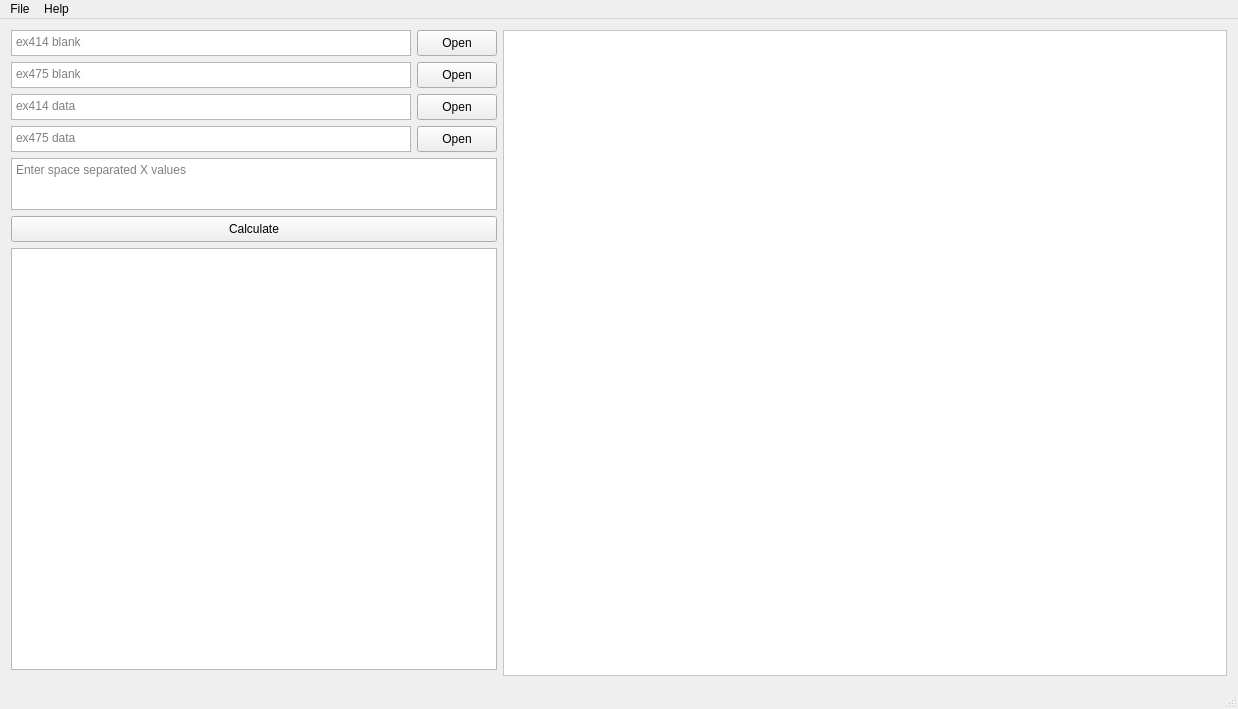
Qt form GUI/mainwindow.ui (cheripai/FretAnalyzer) before a commit.
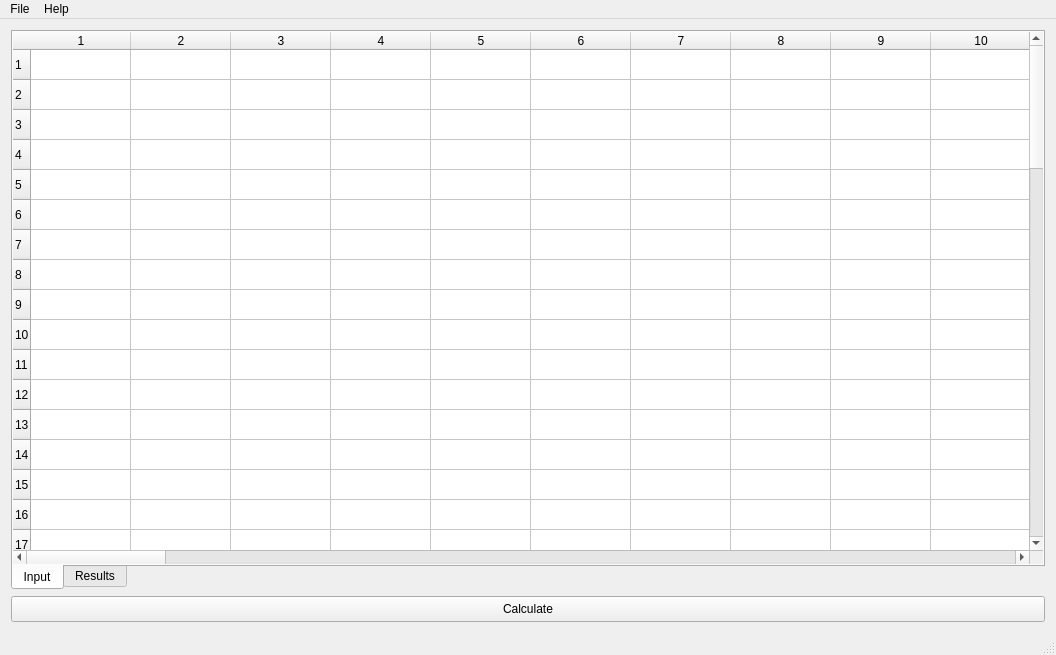
The same form after that commit.

Commit message: Completed 2. GUI has grid and tabview

The edit to the form file:
```diff
--- a/GUI/mainwindow.ui
+++ b/GUI/mainwindow.ui
@@ -6,310 +6,305 @@
    <rect>
     <x>0</x>
     <y>0</y>
-    <width>1238</width>
-    <height>709</height>
+    <width>1056</width>
+    <height>655</height>
    </rect>
   </property>
+  <property name="minimumSize">
+   <size>
+    <width>960</width>
+    <height>540</height>
+   </size>
+  </property>
   <property name="windowTitle">
    <string>FretAnalyzer</string>
   </property>
   <widget class="QWidget" name="centralWidget">
-   <layout class="QGridLayout" name="gridLayout_2">
-    <item row="0" column="1" rowspan="5">
-     <widget class="QLabel" name="plotFrame">
-      <property name="minimumSize">
-       <size>
-        <width>200</width>
-        <height>532</height>
-       </size>
-      </property>
-      <property name="autoFillBackground">
-       <bool>false</bool>
-      </property>
-      <property name="styleSheet">
-       <string notr="true">background-color: rgb(255, 255, 255);</string>
-      </property>
-      <property name="frameShape">
-       <enum>QFrame::StyledPanel</enum>
-      </property>
-      <property name="text">
-       <string/>
-      </property>
-      <property name="scaledContents">
-       <bool>true</bool>
-      </property>
-      <property name="margin">
-       <number>100</number>
-      </property>
-     </widget>
-    </item>
+   <property name="minimumSize">
+    <size>
+     <width>960</width>
+     <height>540</height>
+    </size>
+   </property>
+   <property name="autoFillBackground">
+    <bool>false</bool>
+   </property>
+   <layout class="QGridLayout" name="gridLayout">
     <item row="0" column="0">
-     <layout class="QGridLayout" name="gridLayout">
-      <item row="0" column="1">
-       <widget class="QPushButton" name="fileOpen1">
-        <property name="minimumSize">
-         <size>
-          <width>80</width>
-          <height>26</height>
-         </size>
+     <widget class="QTabWidget" name="viewSwitcher">
+      <property name="sizePolicy">
+       <sizepolicy hsizetype="Preferred" vsizetype="Preferred">
+        <horstretch>0</horstretch>
+        <verstretch>0</verstretch>
+       </sizepolicy>
+      </property>
+      <property name="tabPosition">
+       <enum>QTabWidget::South</enum>
+      </property>
+      <property name="tabShape">
+       <enum>QTabWidget::Rounded</enum>
+      </property>
+      <property name="currentIndex">
+       <number>0</number>
+      </property>
+      <widget class="QWidget" name="inputTab">
+       <attribute name="title">
+        <string>Input</string>
+       </attribute>
+       <layout class="QGridLayout" name="gridLayout_2">
+        <property name="leftMargin">
+         <number>0</number>
         </property>
-        <property name="maximumSize">
-         <size>
-          <width>80</width>
-          <height>26</height>
-         </size>
+        <property name="topMargin">
+         <number>0</number>
         </property>
-        <property name="text">
-         <string>Open</string>
+        <property name="rightMargin">
+         <number>0</number>
         </property>
-       </widget>
-      </item>
-      <item row="3" column="0">
-       <widget class="QTextEdit" name="fileName3">
-        <property name="minimumSize">
-         <size>
-          <width>400</width>
-          <height>26</height>
-         </size>
+        <property name="bottomMargin">
+         <number>0</number>
         </property>
-        <property name="maximumSize">
-         <size>
-          <width>400</width>
-          <height>26</height>
-         </size>
+        <item row="0" column="0">
+         <widget class="QTableWidget" name="inputTable">
+          <property name="sizePolicy">
+           <sizepolicy hsizetype="Expanding" vsizetype="Expanding">
+            <horstretch>0</horstretch>
+            <verstretch>0</verstretch>
+           </sizepolicy>
+          </property>
+          <property name="minimumSize">
+           <size>
+            <width>0</width>
+            <height>0</height>
+           </size>
+          </property>
+          <property name="frameShape">
+           <enum>QFrame::NoFrame</enum>
+          </property>
+          <property name="frameShadow">
+           <enum>QFrame::Plain</enum>
+          </property>
+          <property name="lineWidth">
+           <number>0</number>
+          </property>
+          <property name="rowCount">
+           <number>64</number>
+          </property>
+          <property name="columnCount">
+           <number>64</number>
+          </property>
+          <row/>
+          <row/>
+          <row/>
+          <row/>
+          <row/>
+          <row/>
+          <row/>
+          <row/>
+          <row/>
+          <row/>
+          <row/>
+          <row/>
+          <row/>
+          <row/>
+          <row/>
+          <row/>
+          <row/>
+          <row/>
+          <row/>
+          <row/>
+          <row/>
+          <row/>
+          <row/>
+          <row/>
+          <row/>
+          <row/>
+          <row/>
+          <row/>
+          <row/>
+          <row/>
+          <row/>
+          <row/>
+          <row/>
+          <row/>
+          <row/>
+          <row/>
+          <row/>
+          <row/>
+          <row/>
+          <row/>
+          <row/>
+          <row/>
+          <row/>
+          <row/>
+          <row/>
+          <row/>
+          <row/>
+          <row/>
+          <row/>
+          <row/>
+          <row/>
+          <row/>
+          <row/>
+          <row/>
+          <row/>
+          <row/>
+          <row/>
+          <row/>
+          <row/>
+          <row/>
+          <row/>
+          <row/>
+          <row/>
+          <row/>
+          <column/>
+          <column/>
+          <column/>
+          <column/>
+          <column/>
+          <column/>
+          <column/>
+          <column/>
+          <column/>
+          <column/>
+          <column/>
+          <column/>
+          <column/>
+          <column/>
+          <column/>
+          <column/>
+          <column/>
+          <column/>
+          <column/>
+          <column/>
+          <column/>
+          <column/>
+          <column/>
+          <column/>
+          <column/>
+          <column/>
+          <column/>
+          <column/>
+          <column/>
+          <column/>
+          <column/>
+          <column/>
+          <column/>
+          <column/>
+          <column/>
+          <column/>
+          <column/>
+          <column/>
+          <column/>
+          <column/>
+          <column/>
+          <column/>
+          <column/>
+          <column/>
+          <column/>
+          <column/>
+          <column/>
+          <column/>
+          <column/>
+          <column/>
+          <column/>
+          <column/>
+          <column/>
+          <column/>
+          <column/>
+          <column/>
+          <column/>
+          <column/>
+          <column/>
+          <column/>
+          <column/>
+          <column/>
+          <column/>
+          <column/>
+         </widget>
+        </item>
+       </layout>
+       <zorder>plotFrame</zorder>
+       <zorder>inputTable</zorder>
+      </widget>
+      <widget class="QWidget" name="resultsTab">
+       <attribute name="title">
+        <string>Results</string>
+       </attribute>
+       <layout class="QGridLayout" name="gridLayout_3">
+        <property name="leftMargin">
+         <number>0</number>
         </property>
-        <property name="styleSheet">
-         <string notr="true"/>
+        <property name="topMargin">
+         <number>0</number>
         </property>
-        <property name="verticalScrollBarPolicy">
-         <enum>Qt::ScrollBarAlwaysOff</enum>
+        <property name="rightMargin">
+         <number>0</number>
         </property>
-        <property name="horizontalScrollBarPolicy">
-         <enum>Qt::ScrollBarAlwaysOff</enum>
+        <property name="bottomMargin">
+         <number>0</number>
         </property>
-        <property name="tabChangesFocus">
-         <bool>false</bool>
+        <property name="spacing">
+         <number>0</number>
         </property>
-        <property name="lineWrapMode">
-         <enum>QTextEdit::NoWrap</enum>
-        </property>
-        <property name="readOnly">
-         <bool>false</bool>
-        </property>
-        <property name="placeholderText">
-         <string>ex414 data</string>
-        </property>
-       </widget>
-      </item>
-      <item row="2" column="1">
-       <widget class="QPushButton" name="fileOpen2">
-        <property name="minimumSize">
-         <size>
-          <width>80</width>
-          <height>26</height>
-         </size>
-        </property>
-        <property name="maximumSize">
-         <size>
-          <width>80</width>
-          <height>26</height>
-         </size>
-        </property>
-        <property name="text">
-         <string>Open</string>
-        </property>
-       </widget>
-      </item>
-      <item row="0" column="0">
-       <widget class="QTextEdit" name="fileName1">
-        <property name="minimumSize">
-         <size>
-          <width>400</width>
-          <height>26</height>
-         </size>
-        </property>
-        <property name="maximumSize">
-         <size>
-          <width>400</width>
-          <height>26</height>
-         </size>
-        </property>
-        <property name="styleSheet">
-         <string notr="true"/>
-        </property>
-        <property name="verticalScrollBarPolicy">
-         <enum>Qt::ScrollBarAlwaysOff</enum>
-        </property>
-        <property name="horizontalScrollBarPolicy">
-         <enum>Qt::ScrollBarAlwaysOff</enum>
-        </property>
-        <property name="tabChangesFocus">
-         <bool>false</bool>
-        </property>
-        <property name="lineWrapMode">
-         <enum>QTextEdit::NoWrap</enum>
-        </property>
-        <property name="readOnly">
-         <bool>false</bool>
-        </property>
-        <property name="placeholderText">
-         <string>ex414 blank</string>
-        </property>
-       </widget>
-      </item>
-      <item row="2" column="0">
-       <widget class="QTextEdit" name="fileName2">
-        <property name="minimumSize">
-         <size>
-          <width>400</width>
-          <height>26</height>
-         </size>
-        </property>
-        <property name="maximumSize">
-         <size>
-          <width>400</width>
-          <height>26</height>
-         </size>
-        </property>
-        <property name="styleSheet">
-         <string notr="true"/>
-        </property>
-        <property name="verticalScrollBarPolicy">
-         <enum>Qt::ScrollBarAlwaysOff</enum>
-        </property>
-        <property name="horizontalScrollBarPolicy">
-         <enum>Qt::ScrollBarAlwaysOff</enum>
-        </property>
-        <property name="tabChangesFocus">
-         <bool>false</bool>
-        </property>
-        <property name="lineWrapMode">
-         <enum>QTextEdit::NoWrap</enum>
-        </property>
-        <property name="readOnly">
-         <bool>false</bool>
-        </property>
-        <property name="placeholderText">
-         <string>ex475 blank</string>
-        </property>
-       </widget>
-      </item>
-      <item row="3" column="1">
-       <widget class="QPushButton" name="fileOpen3">
-        <property name="minimumSize">
-         <size>
-          <width>80</width>
-          <height>26</height>
-         </size>
-        </property>
-        <property name="maximumSize">
-         <size>
-          <width>80</width>
-          <height>26</height>
-         </size>
-        </property>
-        <property name="text">
-         <string>Open</string>
-        </property>
-       </widget>
-      </item>
-      <item row="4" column="1">
-       <widget class="QPushButton" name="fileOpen4">
-        <property name="minimumSize">
-         <size>
-          <width>80</width>
-          <height>26</height>
-         </size>
-        </property>
-        <property name="maximumSize">
-         <size>
-          <width>80</width>
-          <height>26</height>
-         </size>
-        </property>
-        <property name="text">
-         <string>Open</string>
-        </property>
-       </widget>
-      </item>
-      <item row="4" column="0">
-       <widget class="QTextEdit" name="fileName4">
-        <property name="minimumSize">
-         <size>
-          <width>400</width>
-          <height>26</height>
-         </size>
-        </property>
-        <property name="maximumSize">
-         <size>
-          <width>400</width>
-          <height>26</height>
-         </size>
-        </property>
-        <property name="styleSheet">
-         <string notr="true"/>
-        </property>
-        <property name="verticalScrollBarPolicy">
-         <enum>Qt::ScrollBarAlwaysOff</enum>
-        </property>
-        <property name="horizontalScrollBarPolicy">
-         <enum>Qt::ScrollBarAlwaysOff</enum>
-        </property>
-        <property name="tabChangesFocus">
-         <bool>false</bool>
-        </property>
-        <property name="lineWrapMode">
-         <enum>QTextEdit::NoWrap</enum>
-        </property>
-        <property name="readOnly">
-         <bool>false</bool>
-        </property>
-        <property name="placeholderText">
-         <string>ex475 data</string>
-        </property>
-       </widget>
-      </item>
-     </layout>
-    </item>
-    <item row="3" column="0">
-     <widget class="QTextEdit" name="resultsFrame">
-      <property name="minimumSize">
-       <size>
-        <width>486</width>
-        <height>323</height>
-       </size>
-      </property>
-      <property name="maximumSize">
-       <size>
-        <width>486</width>
-        <height>16777215</height>
-       </size>
-      </property>
-      <property name="readOnly">
-       <bool>true</bool>
-      </property>
+        <item row="0" column="0">
+         <widget class="QTextEdit" name="resultsFrame">
+          <property name="minimumSize">
+           <size>
+            <width>0</width>
+            <height>0</height>
+           </size>
+          </property>
+          <property name="maximumSize">
+           <size>
+            <width>486</width>
+            <height>16777215</height>
+           </size>
+          </property>
+          <property name="frameShape">
+           <enum>QFrame::NoFrame</enum>
+          </property>
+          <property name="frameShadow">
+           <enum>QFrame::Plain</enum>
+          </property>
+          <property name="readOnly">
+           <bool>true</bool>
+          </property>
+         </widget>
+        </item>
+        <item row="0" column="1">
+         <widget class="QLabel" name="plotFrame">
+          <property name="minimumSize">
+           <size>
+            <width>0</width>
+            <height>0</height>
+           </size>
+          </property>
+          <property name="autoFillBackground">
+           <bool>false</bool>
+          </property>
+          <property name="styleSheet">
+           <string notr="true">background-color: rgb(255, 255, 255);</string>
+          </property>
+          <property name="frameShape">
+           <enum>QFrame::NoFrame</enum>
+          </property>
+          <property name="text">
+           <string/>
+          </property>
+          <property name="scaledContents">
+           <bool>true</bool>
+          </property>
+          <property name="margin">
+           <number>100</number>
+          </property>
+         </widget>
+        </item>
+       </layout>
+      </widget>
      </widget>
     </item>
     <item row="1" column="0">
-     <widget class="QTextEdit" name="xValText">
-      <property name="minimumSize">
-       <size>
-        <width>486</width>
-        <height>52</height>
-       </size>
-      </property>
-      <property name="maximumSize">
-       <size>
-        <width>486</width>
-        <height>52</height>
-       </size>
-      </property>
-      <property name="placeholderText">
-       <string>Enter space separated X values</string>
-      </property>
-     </widget>
-    </item>
-    <item row="2" column="0">
      <widget class="QPushButton" name="calculateBtn">
       <property name="minimumSize">
        <size>
@@ -336,7 +331,7 @@
     <rect>
      <x>0</x>
      <y>0</y>
-     <width>1238</width>
+     <width>1056</width>
      <height>19</height>
     </rect>
    </property>
```
The commit also changes 2 other files.
